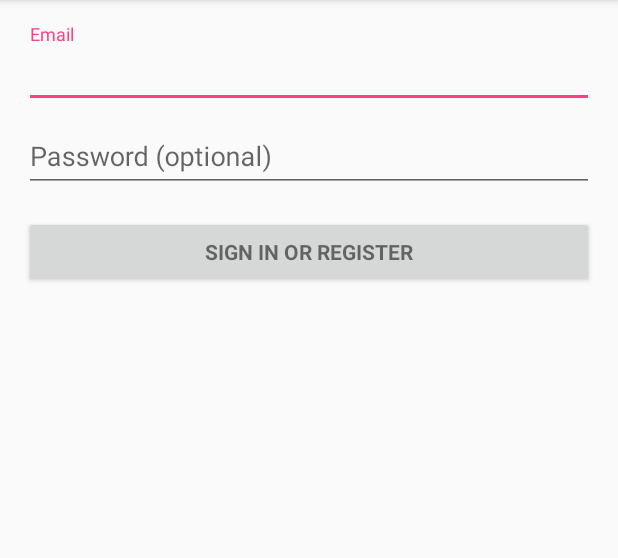
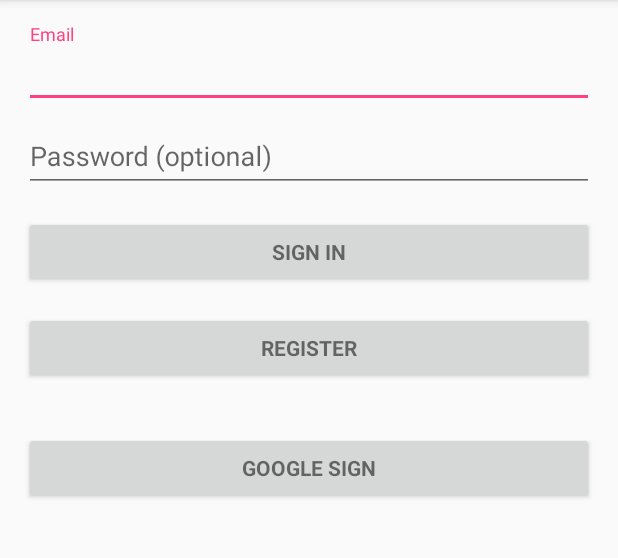
Before and after one commit to yeshuanova/PhotoShareApp.Android, an Android app: the screen it shows after launch (LoginActivity), on a phone screen of 412 x 824 dp, the part 84-642 px from its top. Run offline under Robolectric (Android 15) with nearby library versions, the phone set to English and light mode, and no system bars; our stand-ins replace Firebase (no records; nobody signed in at launch, a user with empty details on screens opened directly); 2 statements that could not run were skipped.

Commit message:
Update LoginActivity UI layout. Add Firebase component.

```diff
--- a/app/src/main/java/com/csl/studio/photoshare/app/LoginActivity.java
+++ b/app/src/main/java/com/csl/studio/photoshare/app/LoginActivity.java
@@ -19,6 +19,7 @@ import android.os.Build;
 import android.os.Bundle;
 import android.provider.ContactsContract;
 import android.text.TextUtils;
+import android.util.Log;
 import android.view.KeyEvent;
 import android.view.View;
 import android.view.View.OnClickListener;
@@ -28,6 +29,13 @@ import android.widget.AutoCompleteTextView;
 import android.widget.Button;
 import android.widget.EditText;
 import android.widget.TextView;
+import android.widget.Toast;
+
+import com.google.android.gms.tasks.OnCompleteListener;
+import com.google.android.gms.tasks.Task;
+import com.google.firebase.auth.AuthResult;
+import com.google.firebase.auth.FirebaseAuth;
+import com.google.firebase.auth.FirebaseUser;
 
 import java.util.ArrayList;
 import java.util.List;
@@ -43,6 +51,7 @@ public class LoginActivity extends AppCompatActivity implements LoaderCallbacks<
      * Id to identity READ_CONTACTS permission request.
      */
     private static final int REQUEST_READ_CONTACTS = 0;
+    private static final String TAG = "LoginActivity";
 
     /**
      * A dummy authentication store containing known user names and passwords.
@@ -55,12 +64,17 @@ public class LoginActivity extends AppCompatActivity implements LoaderCallbacks<
      * Keep track of the login task to ensure we can cancel it if requested.
      */
     private UserLoginTask mAuthTask = null;
+    private FirebaseAuth mAuth;
+    private FirebaseAuth.AuthStateListener mAuthListener;
 
     // UI references.
     private AutoCompleteTextView mEmailView;
     private EditText mPasswordView;
     private View mProgressView;
     private View mLoginFormView;
+    private Button _sign_in_btn;
+    private Button _register_btn;
+    private Button _google_sign_in;
 
     @Override
     protected void onCreate(Bundle savedInstanceState) {
@@ -82,16 +96,82 @@ public class LoginActivity extends AppCompatActivity implements LoaderCallbacks<
             }
         });
 
-        Button mEmailSignInButton = (Button) findViewById(R.id.email_sign_in_button);
-        mEmailSignInButton.setOnClickListener(new OnClickListener() {
+        _sign_in_btn = (Button) findViewById(R.id.email_sign_in_button);
+        _sign_in_btn.setOnClickListener(new OnClickListener() {
             @Override
             public void onClick(View view) {
                 attemptLogin();
             }
         });
 
+        _register_btn = (Button) findViewById(R.id.email_register_button);
+
+        _google_sign_in = (Button) findViewById(R.id.google_sign_in_button);
+
         mLoginFormView = findViewById(R.id.login_form);
         mProgressView = findViewById(R.id.login_progress);
+
+        // Initial Firebase Authentication
+        mAuth = FirebaseAuth.getInstance();
+        mAuthListener = new FirebaseAuth.AuthStateListener() {
+            @Override
+            public void onAuthStateChanged(@NonNull FirebaseAuth firebaseAuth) {
+                FirebaseUser user = firebaseAuth.getCurrentUser();
+                if (user != null) {
+                    // User is signed in
+                    Log.d(TAG, "onAuthStateChanged:signed_in:" + user.getUid());
+
+
+                } else {
+                    // User is signed out
+                    Log.d(TAG, "onAuthStateChanged:signed_out");
+
+                }
+                // ...
+            }
+        };
+
+    }
+
+    @Override
+    protected void onStart() {
+        super.onStart();
+        mAuth.addAuthStateListener(mAuthListener);
+    }
+
+    @Override
+    protected void onStop() {
+        super.onStop();
+        if (mAuthListener != null) {
+            mAuth.removeAuthStateListener(mAuthListener);
+        }
+    }
+
+    private void registerUser(String email, String password) {
+
+        mAuth.createUserWithEmailAndPassword(email, password)
+                .addOnCompleteListener(this, new OnCompleteListener<AuthResult>() {
+                    @Override
+                    public void onComplete(@NonNull Task<AuthResult> task) {
+                        Log.d(TAG, "createUserWithEmail:onComplete:" + task.isSuccessful());
+
+                        // If sign in fails, display a message to the user. If sign in succeeds
+                        // the auth state listener will be notified and logic to handle the
+                        // signed in user can be handled in the listener.
+                        if (!task.isSuccessful()) {
+                            Toast.makeText(LoginActivity.this, "Register Error",
+                                    Toast.LENGTH_SHORT).show();
+                        }
+
+                    }
+                })
+
+    }
+
+    private void signIn(String email, String password) {
+
+
+
     }
 
     private void populateAutoComplete() {
@@ -294,7 +374,7 @@ public class LoginActivity extends AppCompatActivity implements LoaderCallbacks<
      * Represents an asynchronous login/registration task used to authenticate
      * the user.
      */
-    public class UserLoginTask extends AsyncTask<Void, Void, Boolean> {
+    private class UserLoginTask extends AsyncTask<Void, Void, Boolean> {
 
         private final String mEmail;
         private final String mPassword;
--- a/app/src/main/res/layout/activity_login.xml
+++ b/app/src/main/res/layout/activity_login.xml
@@ -57,12 +57,11 @@
                     android:imeActionLabel="@string/action_sign_in_short"
                     android:imeOptions="actionUnspecified"
                     android:inputType="textPassword"
-                    android:maxLines="1"
-                    android:singleLine="true" />
+                    android:maxLines="1" />
 
             </android.support.design.widget.TextInputLayout>
 
-            <Button
+            <android.support.v7.widget.AppCompatButton
                 android:id="@+id/email_sign_in_button"
                 style="?android:textAppearanceSmall"
                 android:layout_width="match_parent"
@@ -71,6 +70,24 @@
                 android:text="@string/action_sign_in"
                 android:textStyle="bold" />
 
+            <android.support.v7.widget.AppCompatButton
+                android:id="@+id/email_register_button"
+                style="?android:textAppearanceSmall"
+                android:layout_width="match_parent"
+                android:layout_height="wrap_content"
+                android:layout_marginTop="16dp"
+                android:text="@string/action_register"
+                android:textStyle="bold" />
+
+            <android.support.v7.widget.AppCompatButton
+                android:id="@+id/google_sign_in_button"
+                style="?android:textAppearanceSmall"
+                android:layout_width="match_parent"
+                android:layout_height="wrap_content"
+                android:layout_marginTop="32dp"
+                android:text="@string/action_google_sign"
+                android:textStyle="bold" />
+
         </LinearLayout>
     </ScrollView>
 </LinearLayout>
--- a/app/src/main/res/values/strings.xml
+++ b/app/src/main/res/values/strings.xml
@@ -4,7 +4,7 @@
     <!-- Strings related to login -->
     <string name="prompt_email">Email</string>
     <string name="prompt_password">Password (optional)</string>
-    <string name="action_sign_in">Sign in or register</string>
+    <string name="action_sign_in">Sign in</string>
     <string name="action_sign_in_short">Sign in</string>
     <string name="error_invalid_email">This email address is invalid</string>
     <string name="error_invalid_password">This password is too short</string>
@@ -17,4 +17,6 @@
     <string name="title_home">Home</string>
     <string name="title_dashboard">Dashboard</string>
     <string name="title_notifications">Notifications</string>
+    <string name="action_google_sign">Google Sign</string>
+    <string name="action_register">Register</string>
 </resources>
```
Also changed, not shown: app/src/main/java/com/csl/studio/photoshare/app/PhotoShowActivity.java (+5 -5 lines), app/src/main/java/com/csl/studio/photoshare/app/data/Configuration.java (added, +19 -0 lines).
